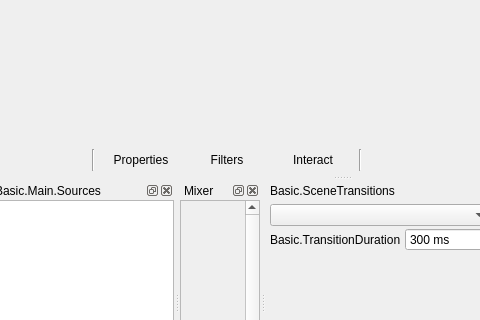
Before: the Qt Designer form UI/forms/OBSBasic.ui in obsproject/obs-studio, drawn with Qt 5; both pictures show x 198 to 678 and y 284 to 604 of the 1079 by 729 pixel window.
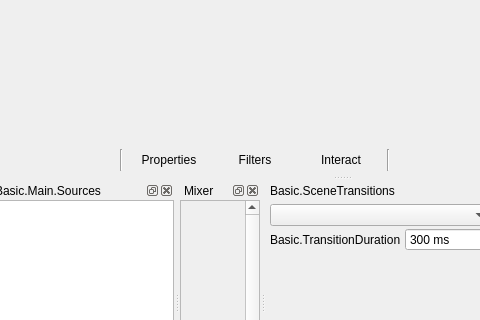
After: the same form once the commit is applied. Icons and pictures are not drawn. Custom widgets are drawn as their Qt base class.

Commit message:
UI: Fix source toolbar shifting when nothing is selected
#5125 added icons to the source toolbar but no icon is displayed when nothing is selected.

This adds a spacer on the right side of the label that gets toggled inversely to the source icon, to maintain the same width

```diff
--- a/UI/forms/OBSBasic.ui
+++ b/UI/forms/OBSBasic.ui
@@ -308,6 +308,31 @@
             </property>
            </widget>
           </item>
+          <item>
+           <widget class="QLabel" name="contextSourceIconSpacer">
+            <property name="sizePolicy">
+             <sizepolicy hsizetype="Fixed" vsizetype="Fixed">
+              <horstretch>0</horstretch>
+              <verstretch>0</verstretch>
+             </sizepolicy>
+            </property>
+            <property name="minimumSize">
+             <size>
+              <width>22</width>
+              <height>22</height>
+             </size>
+            </property>
+            <property name="maximumSize">
+             <size>
+              <width>22</width>
+              <height>22</height>
+             </size>
+            </property>
+            <property name="text">
+             <string/>
+            </property>
+           </widget>
+          </item>
           <item>
            <widget class="Line" name="line_3">
             <property name="orientation">
```
The commit also changes 1 other file.
